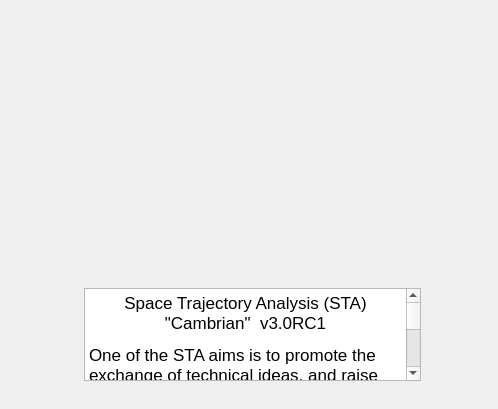
Qt form sta-src/Main/about.ui (Dwarf-Planet-Project/SpaceDesignTool) before a commit.
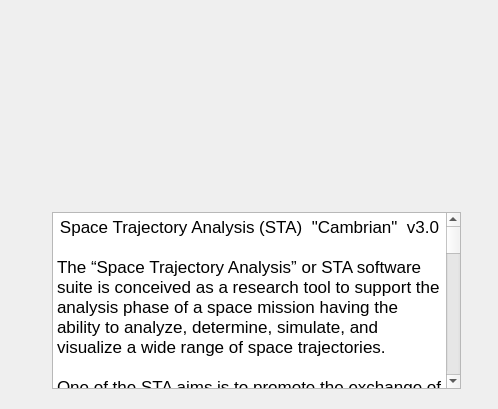
The same form after that commit. Icons and pictures are not drawn.

Commit message: Update of the ABOUT window

What changed in the file:
```diff
--- a/sta-src/Main/about.ui
+++ b/sta-src/Main/about.ui
@@ -25,51 +25,13 @@
   <property name="windowTitle">
    <string>About</string>
   </property>
-  <widget class="QTextEdit" name="textEdit">
-   <property name="geometry">
-    <rect>
-     <x>84</x>
-     <y>288</y>
-     <width>337</width>
-     <height>93</height>
-    </rect>
-   </property>
-   <property name="acceptDrops">
-    <bool>false</bool>
-   </property>
-   <property name="frameShadow">
-    <enum>QFrame::Raised</enum>
-   </property>
-   <property name="lineWidth">
-    <number>1</number>
-   </property>
-   <property name="midLineWidth">
-    <number>1</number>
-   </property>
-   <property name="html">
-    <string>&lt;!DOCTYPE HTML PUBLIC &quot;-//W3C//DTD HTML 4.0//EN&quot; &quot;http://www.w3.org/TR/REC-html40/strict.dtd&quot;&gt;
-&lt;html&gt;&lt;head&gt;&lt;meta name=&quot;qrichtext&quot; content=&quot;1&quot; /&gt;&lt;style type=&quot;text/css&quot;&gt;
-p, li { white-space: pre-wrap; }
-&lt;/style&gt;&lt;/head&gt;&lt;body style=&quot; font-family:'Lucida Grande'; font-size:13pt; font-weight:400; font-style:normal;&quot;&gt;
-&lt;p align=&quot;center&quot; style=&quot; margin-top:12px; margin-bottom:12px; margin-left:0px; margin-right:0px; -qt-block-indent:0; text-indent:0px;&quot;&gt;Space Trajectory Analysis (STA)  &amp;quot;Cambrian&amp;quot;  v3.0RC1&lt;/p&gt;
-&lt;p style=&quot; margin-top:12px; margin-bottom:12px; margin-left:0px; margin-right:0px; -qt-block-indent:0; text-indent:0px;&quot;&gt;One of the STA aims is to promote the exchange of technical ideas, and raise knowledge and competence in the areas of applied mathematics, space engineering, and informatics.&lt;/p&gt;
-&lt;p style=&quot; margin-top:12px; margin-bottom:12px; margin-left:0px; margin-right:0px; -qt-block-indent:0; text-indent:0px;&quot;&gt;STA is Open Source.&lt;/p&gt;
-&lt;p style=&quot; margin-top:12px; margin-bottom:12px; margin-left:0px; margin-right:0px; -qt-block-indent:0; text-indent:0px;&quot;&gt;Copyright of the STA Steering Board 2005-2010.&lt;/p&gt;
-&lt;p style=&quot; margin-top:12px; margin-bottom:12px; margin-left:0px; margin-right:0px; -qt-block-indent:0; text-indent:0px;&quot;&gt;STA Steering Board formed by:&lt;/p&gt;
-&lt;p style=&quot; margin-top:12px; margin-bottom:12px; margin-left:0px; margin-right:0px; -qt-block-indent:0; text-indent:0px;&quot;&gt;European Space Agency; Celestia, USA; University of Bremen, Germany; Technical University of Delft, The Netherlands; Instituto Superior Técnico, Lisbon, Portugal; University of Southampton, United Kingdom; Complutense University of Madrid, Spain; Univeristy of Coimbra, Portugal; University of Kent, United Kingdom; University of Birmingham, United Kingdom; University of Wuerzburg, Germany; Politecnico di Milano, Italy; Technical University of Madrid, Spain; Technical University of Catalonia, Spain; Institut Supérieur de L'Aéronautique et de l'Espace, Toulouse, France; Technical School of Aeronautics, Madrid, Spain; Von Karman Institute, Brussels, Belgium&lt;/p&gt;
-&lt;p style=&quot;-qt-paragraph-type:empty; margin-top:0px; margin-bottom:0px; margin-left:0px; margin-right:0px; -qt-block-indent:0; text-indent:0px; font-size:9pt;&quot;&gt;&lt;/p&gt;&lt;/body&gt;&lt;/html&gt;</string>
-   </property>
-   <property name="textInteractionFlags">
-    <set>Qt::LinksAccessibleByMouse|Qt::TextSelectableByKeyboard|Qt::TextSelectableByMouse</set>
-   </property>
-  </widget>
   <widget class="QPushButton" name="pushButton">
    <property name="geometry">
     <rect>
-     <x>36</x>
+     <x>4</x>
      <y>16</y>
-     <width>437</width>
-     <height>249</height>
+     <width>493</width>
+     <height>169</height>
     </rect>
    </property>
    <property name="autoFillBackground">
@@ -98,6 +60,41 @@
     <bool>true</bool>
    </property>
   </widget>
+  <widget class="QTextEdit" name="textEdit">
+   <property name="geometry">
+    <rect>
+     <x>52</x>
+     <y>212</y>
+     <width>409</width>
+     <height>177</height>
+    </rect>
+   </property>
+   <property name="html">
+    <string>&lt;!DOCTYPE HTML PUBLIC &quot;-//W3C//DTD HTML 4.0//EN&quot; &quot;http://www.w3.org/TR/REC-html40/strict.dtd&quot;&gt;
+&lt;html&gt;&lt;head&gt;&lt;meta name=&quot;qrichtext&quot; content=&quot;1&quot; /&gt;&lt;style type=&quot;text/css&quot;&gt;
+p, li { white-space: pre-wrap; }
+&lt;/style&gt;&lt;/head&gt;&lt;body style=&quot; font-family:'Lucida Grande'; font-size:13pt; font-weight:400; font-style:normal;&quot;&gt;
+&lt;p align=&quot;center&quot; style=&quot; margin-top:0px; margin-bottom:0px; margin-left:0px; margin-right:0px; -qt-block-indent:0; text-indent:0px;&quot;&gt;Space Trajectory Analysis (STA)  &amp;quot;Cambrian&amp;quot;  v3.0&lt;/p&gt;
+&lt;p style=&quot; margin-top:0px; margin-bottom:0px; margin-left:0px; margin-right:0px; -qt-block-indent:0; text-indent:0px;&quot;&gt; &lt;/p&gt;
+&lt;p style=&quot; margin-top:0px; margin-bottom:0px; margin-left:0px; margin-right:0px; -qt-block-indent:0; text-indent:0px;&quot;&gt;The “Space Trajectory Analysis” or STA software suite is conceived as a research tool to support the analysis phase of a space mission having the ability to analyze, determine, simulate, and visualize a wide range of space trajectories.                                    &lt;/p&gt;
+&lt;p style=&quot;-qt-paragraph-type:empty; margin-top:0px; margin-bottom:0px; margin-left:0px; margin-right:0px; -qt-block-indent:0; text-indent:0px;&quot;&gt;&lt;/p&gt;
+&lt;p style=&quot; margin-top:0px; margin-bottom:0px; margin-left:0px; margin-right:0px; -qt-block-indent:0; text-indent:0px;&quot;&gt;One of the STA aims is to promote the exchange of technical ideas, and raise knowledge and competence in the areas of applied mathematics, space engineering, and informatics. &lt;/p&gt;
+&lt;p style=&quot;-qt-paragraph-type:empty; margin-top:0px; margin-bottom:0px; margin-left:0px; margin-right:0px; -qt-block-indent:0; text-indent:0px;&quot;&gt;&lt;/p&gt;
+&lt;p style=&quot; margin-top:0px; margin-bottom:0px; margin-left:0px; margin-right:0px; -qt-block-indent:0; text-indent:0px;&quot;&gt;STA is open source and it is distributed under the terms of the European Union Public License v 1.1&lt;/p&gt;
+&lt;p style=&quot; margin-top:12px; margin-bottom:12px; margin-left:0px; margin-right:0px; -qt-block-indent:0; text-indent:0px;&quot;&gt;STA is copyright of the STA Steering Board 2005-2010.&lt;/p&gt;
+&lt;p style=&quot; margin-top:12px; margin-bottom:12px; margin-left:0px; margin-right:0px; -qt-block-indent:0; text-indent:0px;&quot;&gt;The STA Steering Board formed by: European Space Agency; Periapsis Visual Software, USA; University of Bremen, Germany; Technical University of Delft, The Netherlands; Instituto Superior Técnico, Lisbon, Portugal; University of Southampton, United Kingdom; Complutense University of Madrid, Spain; Univeristy of Coimbra, Portugal; University of Kent, United Kingdom; University of Birmingham, United Kingdom; University of Wuerzburg, Germany; Politecnico di Milano, Italy; Technical University of Madrid, Spain; Technical University of Catalonia, Spain; Institut Supérieur de L'Aéronautique et de l'Espace, Toulouse, France; Technical School of Aeronautics, Madrid, Spain; Von Karman Institute, Brussels, Belgium&lt;/p&gt;
+&lt;p style=&quot; margin-top:0px; margin-bottom:0px; margin-left:0px; margin-right:0px; -qt-block-indent:0; text-indent:0px;&quot;&gt;STA uses some open source libraries. Here is the list:&lt;/p&gt;
+&lt;p style=&quot; margin-top:0px; margin-bottom:0px; margin-left:0px; margin-right:0px; -qt-block-indent:0; text-indent:0px;&quot;&gt;STA uses the Independent JPEG Group libraries.&lt;/p&gt;
+&lt;p style=&quot; margin-top:0px; margin-bottom:0px; margin-left:0px; margin-right:0px; -qt-block-indent:0; text-indent:0px;&quot;&gt;STA uses the Eigen libraries. Eigen is a C++ template library for linear algebra that includes vectors, matrices, and related algorithms. &lt;/p&gt;
+&lt;p style=&quot; margin-top:0px; margin-bottom:0px; margin-left:0px; margin-right:0px; -qt-block-indent:0; text-indent:0px;&quot;&gt;STA is compatible with the NASA SPICE system for spacecraft and planetary information. SPICE was developed by Caltech/JPL under contract to NASA.&lt;/p&gt;
+&lt;p style=&quot; margin-top:0px; margin-bottom:0px; margin-left:0px; margin-right:0px; -qt-block-indent:0; text-indent:0px;&quot;&gt;STA uses VESTA code and VESTA data. In particular, STA uses VESTA rendering engine for the 3D view window. The STA star database is derived from the Tycho 2 star catalogue.&lt;/p&gt;
+&lt;p style=&quot; margin-top:0px; margin-bottom:0px; margin-left:0px; margin-right:0px; -qt-block-indent:0; text-indent:0px;&quot;&gt;STA uses Curveplot. Curveplot is a library for high precision plotting of piecewise cubic curves in OpenGL. It is distributed under the terms of the GNU Lesser Public License and is Copyright of Chris Laurel.&lt;/p&gt;
+&lt;p style=&quot; margin-top:0px; margin-bottom:0px; margin-left:0px; margin-right:0px; -qt-block-indent:0; text-indent:0px;&quot;&gt;STA uses OpenGL Extension Wrangler Library GLEW. For credits and authorship of this library, please read the README file inside the GLEW folder.&lt;/p&gt;
+&lt;p style=&quot; margin-top:0px; margin-bottom:0px; margin-left:0px; margin-right:0px; -qt-block-indent:0; text-indent:0px;&quot;&gt;STA uses the QwPlot3D programming library that provides 3D-widgets for plotting. The library is zlib licensed. QwPlot3D ic copyright of Michael Bieber.&lt;/p&gt;
+&lt;p style=&quot;-qt-paragraph-type:empty; margin-top:0px; margin-bottom:0px; margin-left:0px; margin-right:0px; -qt-block-indent:0; text-indent:0px;&quot;&gt;&lt;/p&gt;
+&lt;p style=&quot;-qt-paragraph-type:empty; margin-top:0px; margin-bottom:0px; margin-left:0px; margin-right:0px; -qt-block-indent:0; text-indent:0px; font-size:9pt;&quot;&gt;&lt;/p&gt;&lt;/body&gt;&lt;/html&gt;</string>
+   </property>
+  </widget>
  </widget>
  <tabstops>
   <tabstop>pushButton</tabstop>
```
Left out of the diff: 1 changed line with no effect on the pictures.
